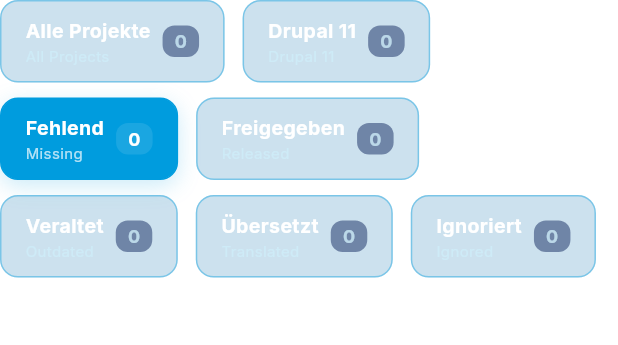
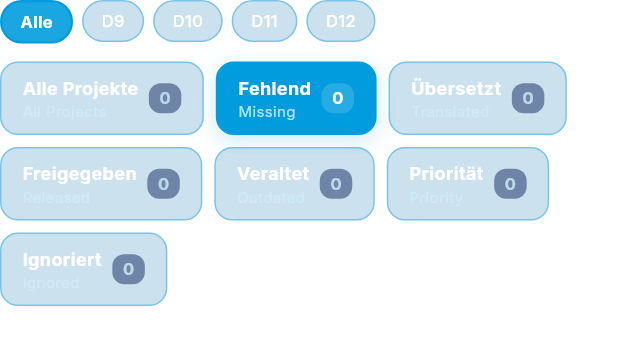
Before and after one commit to nodedropweb/pb_translation_hub, a Flutter app: the DashboardFilters widget shown alone on an empty page, opened directly, on a phone screen of 412 x 824 dp. Shown: the top 345 px of the screen. Run offline on Flutter 3.47's test engine with Material 3 defaults, Android fonts, the phone set to English and light mode, and no system bars; our stand-ins replace cached_network_image, confetti, dio, file_picker, flutter_animate, flutter_riverpod and 5 more; missing offline and left inert: dart:html, dart:js, dart:ui_web, diff_match_patch, fleather, parchment; accounts and stored records are empty; network calls fail.

Commit message:
feat: Drupal-Versionsfilter (D9–D12) + mobile UI-Fixes
- Backend: core_version-Parameter in /projects und /projects/filter-counts
- Backend: version_counts-Breakdown im filter-counts Response
- Flutter: VersionChip-Leiste (Alle/D9/D10/D11/D12) im Dashboard und Review-List
- Flutter: Count+Per-page Row -> Wrap (mobiles Umbruch-Fix)
- Flutter: Review-List Toolbar -> Column+Wrap statt Row (mobil-sicher)
- Flutter: Review-List Padding/Schriftgröße adaptiv für schmale Screens

```diff
--- a/flutter_client/lib/screens/dashboard/widgets/dashboard_filters.dart
+++ b/flutter_client/lib/screens/dashboard/widgets/dashboard_filters.dart
@@ -22,12 +22,12 @@ class DashboardFilters extends ConsumerWidget {
   }) {
     final isActive = activeFilter == id;
     return Padding(
-      padding: const EdgeInsets.only(right: 12.0),
+      padding: const EdgeInsets.only(right: 8.0, bottom: 8.0),
       child: InkWell(
         onTap: onTapOverride ?? () => ref.read(projectProvider.notifier).setFilter(id),
         borderRadius: BorderRadius.circular(12),
         child: Container(
-          padding: const EdgeInsets.symmetric(horizontal: 16, vertical: 10),
+          padding: const EdgeInsets.symmetric(horizontal: 14, vertical: 8),
           decoration: BoxDecoration(
             color: isActive ? attrs.brand600 : attrs.bgCard,
             border: Border.all(color: isActive ? attrs.brand600 : attrs.borderMain),
@@ -47,7 +47,7 @@ class DashboardFilters extends ConsumerWidget {
                     labelDe,
                     style: TextStyle(
                       fontWeight: FontWeight.bold,
-                      fontSize: 13,
+                      fontSize: 12,
                       color: isActive ? Colors.white : attrs.textMain,
                     ),
                   ),
@@ -60,17 +60,17 @@ class DashboardFilters extends ConsumerWidget {
                   ),
                 ],
               ),
-              const SizedBox(width: 8),
+              const SizedBox(width: 7),
               Container(
-                padding: const EdgeInsets.symmetric(horizontal: 8, vertical: 2),
+                padding: const EdgeInsets.symmetric(horizontal: 7, vertical: 2),
                 decoration: BoxDecoration(
-                  color: isActive ? Colors.white.withOpacity(0.1) : attrs.bgInput,
+                  color: isActive ? Colors.white.withOpacity(0.15) : attrs.bgInput,
                   borderRadius: BorderRadius.circular(8),
                 ),
                 child: Text(
                   '$count',
                   style: TextStyle(
-                    fontSize: 12,
+                    fontSize: 11,
                     fontWeight: FontWeight.bold,
                     color: isActive ? Colors.white : attrs.textMuted,
                   ),
@@ -83,27 +83,116 @@ class DashboardFilters extends ConsumerWidget {
     );
   }
 
+  Widget _buildVersionChip(
+    WidgetRef ref,
+    int? version,
+    String label,
+    int? subCount,
+    int? activeVersion,
+    ThemeAttributes attrs,
+  ) {
+    final isActive = activeVersion == version;
+    return Padding(
+      padding: const EdgeInsets.only(right: 6.0, bottom: 6.0),
+      child: InkWell(
+        onTap: () => ref.read(projectProvider.notifier).setCoreVersion(version),
+        borderRadius: BorderRadius.circular(20),
+        child: AnimatedContainer(
+          duration: const Duration(milliseconds: 150),
+          padding: const EdgeInsets.symmetric(horizontal: 12, vertical: 5),
+          decoration: BoxDecoration(
+            color: isActive ? attrs.brand600.withOpacity(0.9) : attrs.bgCard,
+            border: Border.all(
+              color: isActive ? attrs.brand600 : attrs.borderMain,
+              width: isActive ? 1.5 : 1,
+            ),
+            borderRadius: BorderRadius.circular(20),
+          ),
+          child: Row(
+            mainAxisSize: MainAxisSize.min,
+            children: [
+              Text(
+                label,
+                style: TextStyle(
+                  fontSize: 11,
+                  fontWeight: isActive ? FontWeight.w700 : FontWeight.w500,
+                  color: isActive ? Colors.white : attrs.textMain,
+                ),
+              ),
+              if (subCount != null) ...[
+                const SizedBox(width: 5),
+                Container(
+                  padding: const EdgeInsets.symmetric(horizontal: 5, vertical: 1),
+                  decoration: BoxDecoration(
+                    color: isActive ? Colors.white.withOpacity(0.2) : attrs.bgInput,
+                    borderRadius: BorderRadius.circular(6),
+                  ),
+                  child: Text(
+                    '$subCount',
+                    style: TextStyle(
+                      fontSize: 10,
+                      fontWeight: FontWeight.bold,
+                      color: isActive ? Colors.white : attrs.textMuted,
+                    ),
+                  ),
+                ),
+              ],
+            ],
+          ),
+        ),
+      ),
+    );
+  }
+
   @override
   Widget build(BuildContext context, WidgetRef ref) {
     final activeFilter = ref.watch(projectProvider.notifier).activeFilter;
+    final activeVersion = ref.watch(projectProvider.notifier).coreVersion;
     final themeState = ref.watch(themeProvider);
     final attrs = AppTheme.getAttributes(themeState.themeId);
     final filterCounts = ref.watch(filterCountsProvider);
+    final vc = filterCounts.versionCounts;
 
-    return Wrap(
-      runSpacing: 10,
+    int? vcCount(int v) {
+      final c = vc[v];
+      if (c == null) return null;
+      switch (activeFilter) {
+        case 'missing': return c.missing;
+        case 'review': return c.review;
+        case 'released': return c.released;
+        default: return c.all;
+      }
+    }
+
+    return Column(
+      crossAxisAlignment: CrossAxisAlignment.start,
+      children: [
+        // ── Drupal-Version-Chips ─────────────────────────────────────────────
+        Wrap(
+          children: [
+            _buildVersionChip(ref, null, 'Alle', null, activeVersion, attrs),
+            _buildVersionChip(ref, 9,    'D9',  vcCount(9),  activeVersion, attrs),
+            _buildVersionChip(ref, 10,   'D10', vcCount(10), activeVersion, attrs),
+            _buildVersionChip(ref, 11,   'D11', vcCount(11), activeVersion, attrs),
+            _buildVersionChip(ref, 12,   'D12', vcCount(12), activeVersion, attrs),
+          ],
+        ),
+        const SizedBox(height: 6),
+        // ── Status-Filter-Buttons ────────────────────────────────────────────
+        Wrap(
           children: [
             _buildFilterBtn(context, ref, 'all',        'Alle Projekte', 'All Projects',   filterCounts.all,        activeFilter, attrs),
-        _buildFilterBtn(context, ref, 'priority',   'Drupal 11',     'Drupal 11',      filterCounts.priority,   activeFilter, attrs),
             _buildFilterBtn(context, ref, 'missing',    'Fehlend',       'Missing',        filterCounts.missing,    activeFilter, attrs),
-        // Review-Tab nur für Reviewer und Admins
+            _buildFilterBtn(context, ref, 'translated', 'Übersetzt',     'Translated',     filterCounts.translated, activeFilter, attrs),
             if (ref.watch(authProvider).user?.isReviewer == true)
               _buildFilterBtn(context, ref, 'review',   'Review',        'Review Queue',   filterCounts.review,     activeFilter, attrs,
                   onTapOverride: () => context.go('/review-list')),
             _buildFilterBtn(context, ref, 'released',   'Freigegeben',   'Released',       filterCounts.released,   activeFilter, attrs),
             _buildFilterBtn(context, ref, 'stale',      'Veraltet',      'Outdated',       filterCounts.stale,      activeFilter, attrs),
-        _buildFilterBtn(context, ref, 'translated', 'Übersetzt',     'Translated',     filterCounts.translated, activeFilter, attrs),
+            _buildFilterBtn(context, ref, 'priority',   'Priorität',     'Priority',       filterCounts.priority,   activeFilter, attrs),
             _buildFilterBtn(context, ref, 'ignored',    'Ignoriert',     'Ignored',        filterCounts.ignored,    activeFilter, attrs),
+          ],
+        ),
       ],
     );
   }
```
Also changed, not shown: flutter_client/lib/providers/project_provider.dart (+43 -3 lines), flutter_client/lib/screens/dashboard/dashboard_screen.dart (+6 -4 lines), flutter_client/lib/screens/review/review_list_screen.dart (+61 -18 lines), 2 other files. Lines whose indentation alone changed are shown as unchanged.
